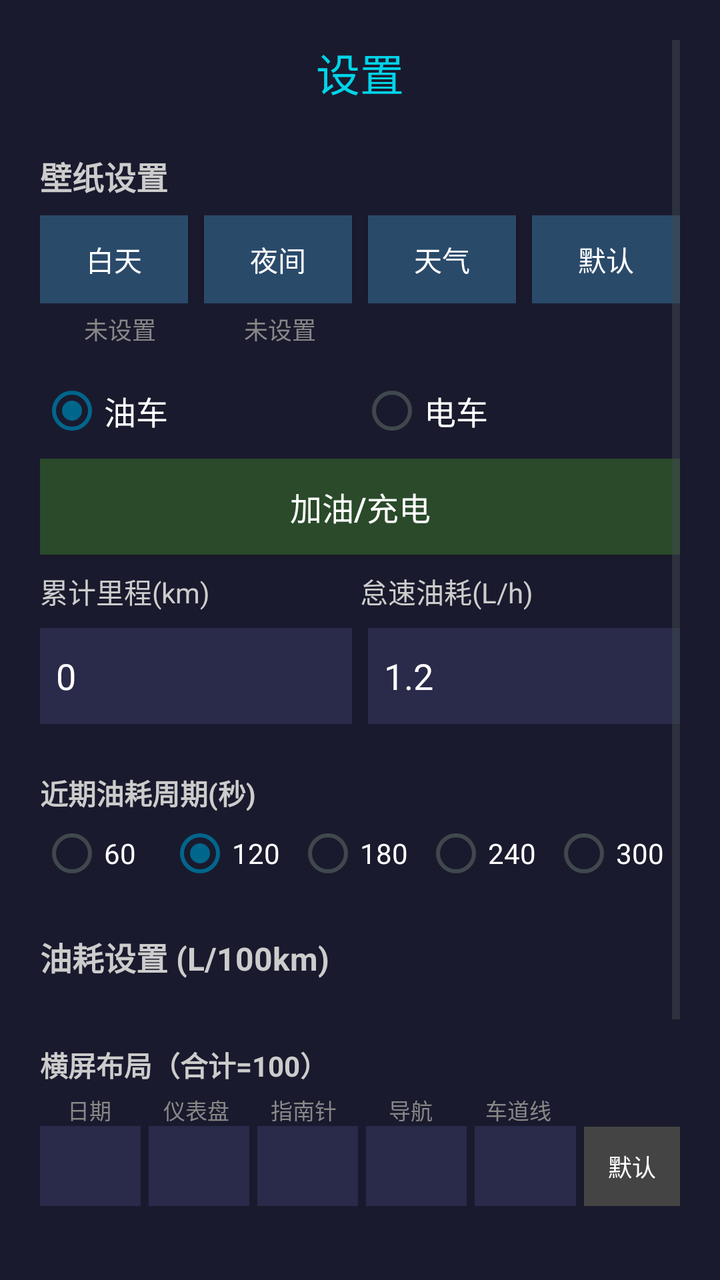
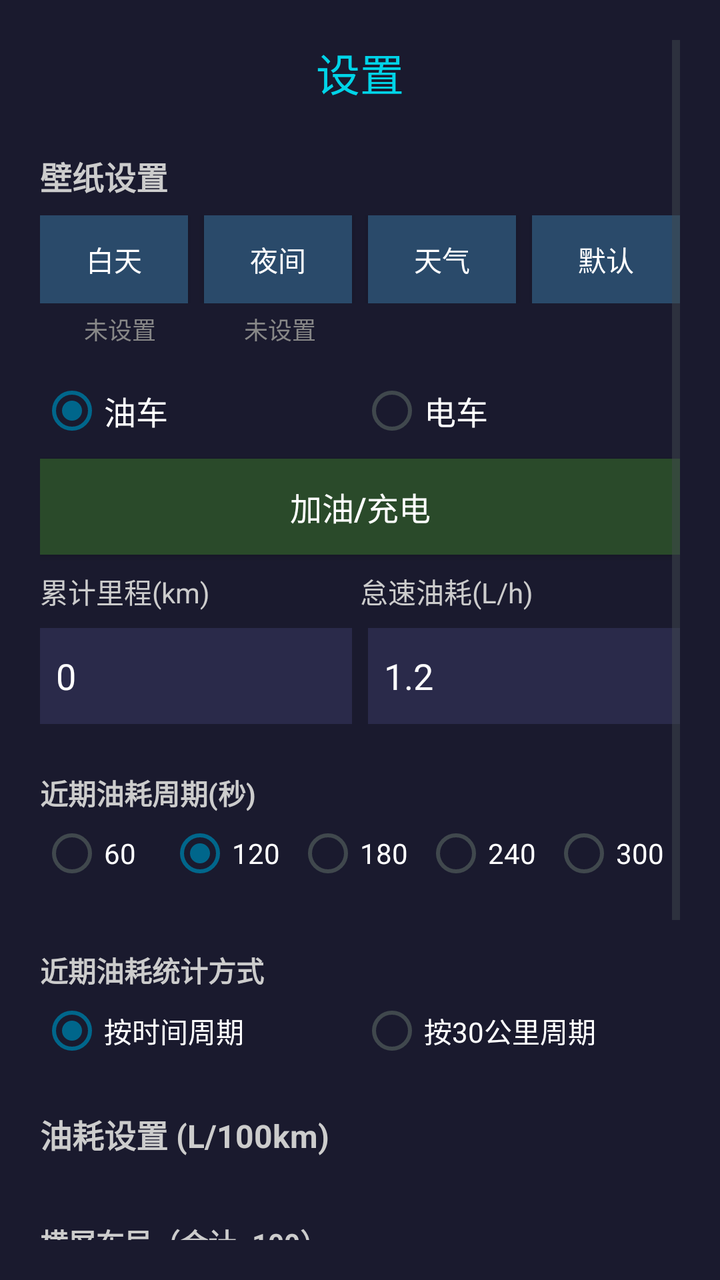

Two renders of the same Android screen: before a commit and after it. Below are the layout's source before the change and the commit's diff.
<!-- AndroidManifest.xml: application theme AppTheme -->
<!-- res/layout/activity_settings.xml -->
<?xml version="1.0" encoding="utf-8"?>
<ScrollView xmlns:android="http://schemas.android.com/apk/res/android"
    android:layout_width="match_parent"
    android:layout_height="match_parent"
    android:background="#FF1A1A2E"
    android:padding="20dp"
    android:focusable="true"
    android:focusableInTouchMode="true">

    <LinearLayout
        android:layout_width="match_parent"
        android:layout_height="wrap_content"
        android:orientation="vertical">

        
        <TextView
            android:layout_width="match_parent"
            android:layout_height="wrap_content"
            android:text="设置"
            android:textSize="22sp"
            android:textColor="#FF00D4E8"
            android:gravity="center"
            android:layout_marginBottom="24dp" />

        
        <TextView
            android:layout_width="match_parent"
            android:layout_height="wrap_content"
            android:text="壁纸设置"
            android:textSize="16sp"
            android:textStyle="bold"
            android:textColor="#FFCCCCCC"
            android:layout_marginBottom="8dp" />

        <LinearLayout
            android:layout_width="match_parent"
            android:layout_height="wrap_content"
            android:orientation="horizontal"
            android:layout_marginBottom="4dp">

            <Button
                android:id="@+id/btn_day_wallpaper"
                android:layout_width="0dp"
                android:layout_height="44dp"
                android:layout_weight="1"
                android:text="白天"
                android:textSize="14sp"
                android:textColor="#FFFFFFFF"
                android:background="#FF2A4A6A"
                android:layout_marginRight="4dp" />

            <Button
                android:id="@+id/btn_night_wallpaper"
                android:layout_width="0dp"
                android:layout_height="44dp"
                android:layout_weight="1"
                android:text="夜间"
                android:textSize="14sp"
                android:textColor="#FFFFFFFF"
                android:background="#FF2A4A6A"
                android:layout_marginLeft="4dp"
                android:layout_marginRight="4dp" />

            <Button
                android:id="@+id/btn_weather_animation"
                android:layout_width="0dp"
                android:layout_height="44dp"
                android:layout_weight="1"
                android:text="天气"
                android:textSize="14sp"
                android:textColor="#FFFFFFFF"
                android:background="#FF2A4A6A"
                android:layout_marginLeft="4dp"
                android:layout_marginRight="4dp" />

            <Button
                android:id="@+id/btn_default_wallpaper"
                android:layout_width="0dp"
                android:layout_height="44dp"
                android:layout_weight="1"
                android:text="默认"
                android:textSize="14sp"
                android:textColor="#FFFFFFFF"
                android:background="#FF2A4A6A"
                android:layout_marginLeft="4dp" />

        </LinearLayout>

        <LinearLayout
            android:layout_width="match_parent"
            android:layout_height="wrap_content"
            android:orientation="horizontal"
            android:layout_marginBottom="16dp">

            <TextView
                android:id="@+id/label_day_wallpaper_status"
                android:layout_width="0dp"
                android:layout_height="wrap_content"
                android:layout_weight="1"
                android:text="未设置"
                android:textSize="12sp"
                android:textColor="#FF888888"
                android:gravity="center_horizontal" />

            <TextView
                android:id="@+id/label_night_wallpaper_status"
                android:layout_width="0dp"
                android:layout_height="wrap_content"
                android:layout_weight="1"
                android:text="未设置"
                android:textSize="12sp"
                android:textColor="#FF888888"
                android:gravity="center_horizontal" />

            <TextView
                android:layout_width="0dp"
                android:layout_height="wrap_content"
                android:layout_weight="1"
                android:text=""
                android:textSize="12sp"
                android:gravity="center_horizontal" />

            <TextView
                android:layout_width="0dp"
                android:layout_height="wrap_content"
                android:layout_weight="1"
                android:text=""
                android:textSize="12sp"
                android:gravity="center_horizontal" />

        </LinearLayout>

        
        <RadioGroup
            android:id="@+id/vehicle_type_group"
            android:layout_width="match_parent"
            android:layout_height="wrap_content"
            android:orientation="horizontal"
            android:layout_marginBottom="8dp">

            <RadioButton
                android:id="@+id/radio_fuel"
                android:layout_width="0dp"
                android:layout_height="wrap_content"
                android:layout_weight="1"
                android:text="油车"
                android:textColor="#FFFFFFFF"
                android:textSize="16sp"
                android:checked="true" />

            <RadioButton
                android:id="@+id/radio_elec"
                android:layout_width="0dp"
                android:layout_height="wrap_content"
                android:layout_weight="1"
                android:text="电车"
                android:textColor="#FFFFFFFF"
                android:textSize="16sp" />

        </RadioGroup>

        
        <Button
            android:id="@+id/btn_refuel"
            android:layout_width="match_parent"
            android:layout_height="48dp"
            android:text="加油/充电"
            android:textSize="16sp"
            android:textColor="#FFFFFFFF"
            android:background="#FF2A4A2A"
            android:layout_marginBottom="8dp" />

        
        <LinearLayout
            android:id="@+id/refuel_section"
            android:layout_width="match_parent"
            android:layout_height="wrap_content"
            android:orientation="vertical"
            android:visibility="gone">

            <LinearLayout
                android:layout_width="match_parent"
                android:layout_height="wrap_content"
                android:orientation="horizontal"
                android:layout_marginBottom="8dp">

                <TextView
                    android:layout_width="0dp"
                    android:layout_height="wrap_content"
                    android:layout_weight="1"
                    android:text="油箱容量(L)"
                    android:textSize="14sp"
                    android:textColor="#FFCCCCCC" />

                <TextView
                    android:id="@+id/label_refuel_amount"
                    android:layout_width="0dp"
                    android:layout_height="wrap_content"
                    android:layout_weight="1"
                    android:text="加油量(L)"
                    android:textSize="14sp"
                    android:textColor="#FFCCCCCC" />

                <TextView
                    android:id="@+id/label_refuel_range"
                    android:layout_width="0dp"
                    android:layout_height="wrap_content"
                    android:layout_weight="1"
                    android:text="加油时续航(km)"
                    android:textSize="14sp"
                    android:textColor="#FFCCCCCC" />

            </LinearLayout>

            <LinearLayout
                android:layout_width="match_parent"
                android:layout_height="wrap_content"
                android:orientation="horizontal"
                android:layout_marginBottom="16dp">

                <EditText
                    android:id="@+id/edit_tank_capacity"
                    android:layout_width="0dp"
                    android:layout_height="48dp"
                    android:layout_weight="1"
                    android:inputType="numberDecimal"
                    android:textColor="#FFFFFFFF"
                    android:textSize="18sp"
                    android:background="#FF2A2A4A"
                    android:padding="8dp"
                    android:layout_marginRight="8dp"
                    android:hint="如62"
                    android:textColorHint="#FF666666" />

                <EditText
                    android:id="@+id/edit_refuel_amount"
                    android:layout_width="0dp"
                    android:layout_height="48dp"
                    android:layout_weight="1"
                    android:inputType="numberDecimal"
                    android:textColor="#FFFFFFFF"
                    android:textSize="18sp"
                    android:background="#FF2A2A4A"
                    android:padding="8dp"
                    android:layout_marginRight="8dp"
                    android:hint="加满油的升数"
                    android:textColorHint="#FF666666" />

                <EditText
                    android:id="@+id/edit_refuel_range"
                    android:layout_width="0dp"
                    android:layout_height="48dp"
                    android:layout_weight="1"
                    android:inputType="numberDecimal"
                    android:textColor="#FFFFFFFF"
                    android:textSize="18sp"
                    android:background="#FF2A2A4A"
                    android:padding="8dp"
                    android:hint="油表显示续航"
                    android:textColorHint="#FF666666" />

            </LinearLayout>

        </LinearLayout>

        
        <LinearLayout
            android:layout_width="match_parent"
            android:layout_height="wrap_content"
            android:orientation="horizontal"
            android:layout_marginBottom="8dp">

            <TextView
                android:layout_width="0dp"
                android:layout_height="wrap_content"
                android:layout_weight="1"
                android:text="累计里程(km)"
                android:textSize="14sp"
                android:textColor="#FFCCCCCC" />

            <TextView
                android:id="@+id/label_idle_rate"
                android:layout_width="0dp"
                android:layout_height="wrap_content"
                android:layout_weight="1"
                android:text="怠速油耗(L/h)"
                android:textSize="14sp"
                android:textColor="#FFCCCCCC" />

        </LinearLayout>

        <LinearLayout
            android:layout_width="match_parent"
            android:layout_height="wrap_content"
            android:orientation="horizontal"
            android:layout_marginBottom="24dp">

            <EditText
                android:id="@+id/edit_base_mileage"
                android:layout_width="0dp"
                android:layout_height="48dp"
                android:layout_weight="1"
                android:inputType="numberDecimal"
                android:text="0"
                android:textColor="#FFFFFFFF"
                android:textSize="18sp"
                android:background="#FF2A2A4A"
                android:padding="8dp"
                android:layout_marginRight="8dp"
                android:hint="0"
                android:textColorHint="#FF666666" />

            <EditText
                android:id="@+id/edit_idle_fuel_rate"
                android:layout_width="0dp"
                android:layout_height="48dp"
                android:layout_weight="1"
                android:inputType="numberDecimal"
                android:text="1.2"
                android:textColor="#FFFFFFFF"
                android:textSize="18sp"
                android:background="#FF2A2A4A"
                android:padding="8dp"
                android:hint="1.2"
                android:textColorHint="#FF666666" />

        </LinearLayout>

        
        <TextView
            android:layout_width="match_parent"
            android:layout_height="wrap_content"
            android:text="近期油耗周期(秒)"
            android:textSize="14sp"
            android:textStyle="bold"
            android:textColor="#FFCCCCCC"
            android:layout_marginBottom="4dp" />

        <RadioGroup
            android:id="@+id/recent_fuel_window_group"
            android:layout_width="match_parent"
            android:layout_height="wrap_content"
            android:orientation="horizontal"
            android:layout_marginBottom="24dp">

            <RadioButton
                android:id="@+id/radio_recent_60"
                android:layout_width="0dp"
                android:layout_height="wrap_content"
                android:layout_weight="1"
                android:text="60"
                android:textColor="#FFFFFFFF"
                android:textSize="14sp" />

            <RadioButton
                android:id="@+id/radio_recent_120"
                android:layout_width="0dp"
                android:layout_height="wrap_content"
                android:layout_weight="1"
                android:text="120"
                android:textColor="#FFFFFFFF"
                android:textSize="14sp"
                android:checked="true" />

            <RadioButton
                android:id="@+id/radio_recent_180"
                android:layout_width="0dp"
                android:layout_height="wrap_content"
                android:layout_weight="1"
                android:text="180"
                android:textColor="#FFFFFFFF"
                android:textSize="14sp" />

            <RadioButton
                android:id="@+id/radio_recent_240"
                android:layout_width="0dp"
                android:layout_height="wrap_content"
                android:layout_weight="1"
                android:text="240"
                android:textColor="#FFFFFFFF"
                android:textSize="14sp" />

            <RadioButton
                android:id="@+id/radio_recent_300"
                android:layout_width="0dp"
                android:layout_height="wrap_content"
                android:layout_weight="1"
                android:text="300"
                android:textColor="#FFFFFFFF"
                android:textSize="14sp" />

        </RadioGroup>

        
        <TextView
            android:id="@+id/label_energy_table"
            android:layout_width="match_parent"
            android:layout_height="wrap_content"
            android:text="油耗设置 (L/100km)"
            android:textSize="16sp"
            android:textStyle="bold"
            android:textColor="#FFCCCCCC"
            android:layout_marginBottom="8dp" />

        <LinearLayout
            android:id="@+id/fuel_table_container"
            android:layout_width="match_parent"
            android:layout_height="wrap_content"
            android:orientation="vertical" />

        
        <TextView
            android:layout_width="match_parent"
            android:layout_height="wrap_content"
            android:layout_marginTop="24dp"
            android:layout_marginBottom="4dp"
            android:text="横屏布局（合计=100）"
            android:textColor="#FFCCCCCC"
            android:textSize="14sp"
            android:textStyle="bold" />

        
        <LinearLayout
            android:layout_width="match_parent"
            android:layout_height="wrap_content"
            android:orientation="horizontal"
            android:layout_marginRight="56dp">

            <TextView android:layout_width="0dp" android:layout_height="wrap_content" android:layout_weight="1"
                android:text="日期" android:textColor="#FF888888" android:textSize="11sp" android:gravity="center" android:layout_marginRight="4dp" />
            <TextView android:layout_width="0dp" android:layout_height="wrap_content" android:layout_weight="1"
                android:text="仪表盘" android:textColor="#FF888888" android:textSize="11sp" android:gravity="center" android:layout_marginRight="4dp" />
            <TextView android:layout_width="0dp" android:layout_height="wrap_content" android:layout_weight="1"
                android:text="指南针" android:textColor="#FF888888" android:textSize="11sp" android:gravity="center" android:layout_marginRight="4dp" />
            <TextView android:layout_width="0dp" android:layout_height="wrap_content" android:layout_weight="1"
                android:text="导航" android:textColor="#FF888888" android:textSize="11sp" android:gravity="center" android:layout_marginRight="4dp" />
            <TextView android:layout_width="0dp" android:layout_height="wrap_content" android:layout_weight="1"
                android:text="车道线" android:textColor="#FF888888" android:textSize="11sp" android:gravity="center" />

        </LinearLayout>

        
        <LinearLayout
            android:layout_width="match_parent"
            android:layout_height="wrap_content"
            android:orientation="horizontal"
            android:layout_marginBottom="8dp">

            <EditText
                android:id="@+id/edit_layout_land_0"
                android:layout_width="0dp"
                android:layout_height="40dp"
                android:layout_weight="1"
                android:inputType="numberDecimal"
                android:textColor="#FFFFFFFF"
                android:textSize="14sp"
                android:background="#FF2A2A4A"
                android:padding="4dp"
                android:gravity="center"
                android:layout_marginRight="4dp" />

            <EditText
                android:id="@+id/edit_layout_land_1"
                android:layout_width="0dp"
                android:layout_height="40dp"
                android:layout_weight="1"
                android:inputType="numberDecimal"
                android:textColor="#FFFFFFFF"
                android:textSize="14sp"
                android:background="#FF2A2A4A"
                android:padding="4dp"
                android:gravity="center"
                android:layout_marginRight="4dp" />

            <EditText
                android:id="@+id/edit_layout_land_2"
                android:layout_width="0dp"
                android:layout_height="40dp"
                android:layout_weight="1"
                android:inputType="numberDecimal"
                android:textColor="#FFFFFFFF"
                android:textSize="14sp"
                android:background="#FF2A2A4A"
                android:padding="4dp"
                android:gravity="center"
                android:layout_marginRight="4dp" />

            <EditText
                android:id="@+id/edit_layout_land_3"
                android:layout_width="0dp"
                android:layout_height="40dp"
                android:layout_weight="1"
                android:inputType="numberDecimal"
                android:textColor="#FFFFFFFF"
                android:textSize="14sp"
                android:background="#FF2A2A4A"
                android:padding="4dp"
                android:gravity="center"
                android:layout_marginRight="4dp" />

            <EditText
                android:id="@+id/edit_layout_land_4"
                android:layout_width="0dp"
                android:layout_height="40dp"
                android:layout_weight="1"
                android:inputType="numberDecimal"
                android:textColor="#FFFFFFFF"
                android:textSize="14sp"
                android:background="#FF2A2A4A"
                android:padding="4dp"
                android:gravity="center"
                android:layout_marginRight="4dp" />

            <Button
                android:id="@+id/btn_layout_land_default"
                android:layout_width="wrap_content"
                android:layout_height="40dp"
                android:text="默认"
                android:textSize="12sp"
                android:textColor="#FFFFFFFF"
                android:background="#FF444444"
                android:minWidth="48dp"
                android:paddingStart="8dp"
                android:paddingEnd="8dp" />

        </LinearLayout>

        <TextView
            android:layout_width="match_parent"
            android:layout_height="wrap_content"
            android:layout_marginTop="8dp"
            android:layout_marginBottom="4dp"
            android:text="竖屏布局（合计=100）"
            android:textColor="#FFCCCCCC"
            android:textSize="14sp"
            android:textStyle="bold" />

        
        <LinearLayout
            android:layout_width="match_parent"
            android:layout_height="wrap_content"
            android:orientation="horizontal"
            android:layout_marginRight="56dp">

            <TextView android:layout_width="0dp" android:layout_height="wrap_content" android:layout_weight="1"
                android:text="日期" android:textColor="#FF888888" android:textSize="11sp" android:gravity="center" android:layout_marginRight="4dp" />
            <TextView android:layout_width="0dp" android:layout_height="wrap_content" android:layout_weight="1"
                android:text="仪表盘" android:textColor="#FF888888" android:textSize="11sp" android:gravity="center" android:layout_marginRight="4dp" />
            <TextView android:layout_width="0dp" android:layout_height="wrap_content" android:layout_weight="1"
                android:text="指南针" android:textColor="#FF888888" android:textSize="11sp" android:gravity="center" android:layout_marginRight="4dp" />
            <TextView android:layout_width="0dp" android:layout_height="wrap_content" android:layout_weight="1"
                android:text="导航" android:textColor="#FF888888" android:textSize="11sp" android:gravity="center" android:layout_marginRight="4dp" />
            <TextView android:layout_width="0dp" android:layout_height="wrap_content" android:layout_weight="1"
                android:text="车道线" android:textColor="#FF888888" android:textSize="11sp" android:gravity="center" />

        </LinearLayout>

        
        <LinearLayout
            android:layout_width="match_parent"
            android:layout_height="wrap_content"
            android:orientation="horizontal"
            android:layout_marginBottom="8dp">

            <EditText
                android:id="@+id/edit_layout_port_0"
                android:layout_width="0dp"
                android:layout_height="40dp"
                android:layout_weight="1"
                android:inputType="numberDecimal"
                android:textColor="#FFFFFFFF"
                android:textSize="14sp"
                android:background="#FF2A2A4A"
                android:padding="4dp"
                android:gravity="center"
                android:layout_marginRight="4dp" />

            <EditText
                android:id="@+id/edit_layout_port_1"
                android:layout_width="0dp"
                android:layout_height="40dp"
                android:layout_weight="1"
                android:inputType="numberDecimal"
                android:textColor="#FFFFFFFF"
                android:textSize="14sp"
                android:background="#FF2A2A4A"
                android:padding="4dp"
                android:gravity="center"
                android:layout_marginRight="4dp" />

            <EditText
                android:id="@+id/edit_layout_port_2"
                android:layout_width="0dp"
                android:layout_height="40dp"
                android:layout_weight="1"
                android:inputType="numberDecimal"
                android:textColor="#FFFFFFFF"
                android:textSize="14sp"
                android:background="#FF2A2A4A"
                android:padding="4dp"
                android:gravity="center"
                android:layout_marginRight="4dp" />

            <EditText
                android:id="@+id/edit_layout_port_3"
                android:layout_width="0dp"
                android:layout_height="40dp"
                android:layout_weight="1"
                android:inputType="numberDecimal"
                android:textColor="#FFFFFFFF"
                android:textSize="14sp"
                android:background="#FF2A2A4A"
                android:padding="4dp"
                android:gravity="center"
                android:layout_marginRight="4dp" />

            <EditText
                android:id="@+id/edit_layout_port_4"
                android:layout_width="0dp"
                android:layout_height="40dp"
                android:layout_weight="1"
                android:inputType="numberDecimal"
                android:textColor="#FFFFFFFF"
                android:textSize="14sp"
                android:background="#FF2A2A4A"
                android:padding="4dp"
                android:gravity="center"
                android:layout_marginRight="4dp" />

            <Button
                android:id="@+id/btn_layout_port_default"
                android:layout_width="wrap_content"
                android:layout_height="40dp"
                android:text="默认"
                android:textSize="12sp"
                android:textColor="#FFFFFFFF"
                android:background="#FF444444"
                android:minWidth="48dp"
                android:paddingStart="8dp"
                android:paddingEnd="8dp" />

        </LinearLayout>

        
        <LinearLayout
            android:layout_width="match_parent"
            android:layout_height="wrap_content"
            android:orientation="horizontal"
            android:layout_marginTop="24dp">

            <Button
                android:id="@+id/btn_check_update"
                android:layout_width="0dp"
                android:layout_height="52dp"
                android:layout_weight="1"
                android:text="检查更新"
                android:textSize="14sp"
                android:textColor="#FFFFFFFF"
                android:background="#FF2A4A6A"
                android:layout_marginRight="8dp" />

            <Button
                android:id="@+id/btn_cancel"
                android:layout_width="0dp"
                android:layout_height="52dp"
                android:layout_weight="1"
                android:text="取消"
                android:textSize="16sp"
                android:textColor="#FFFFFFFF"
                android:background="#FF444444"
                android:layout_marginRight="8dp" />

            <Button
                android:id="@+id/btn_save"
                android:layout_width="0dp"
                android:layout_height="52dp"
                android:layout_weight="1"
                android:text="保存"
                android:textSize="16sp"
                android:textColor="#FFFFFFFF"
                android:background="#FF00B8D4"
                android:layout_marginRight="8dp" />

            <Button
                android:id="@+id/btn_help"
                android:layout_width="0dp"
                android:layout_height="52dp"
                android:layout_weight="1"
                android:text="帮助"
                android:textSize="16sp"
                android:textColor="#FFFFFFFF"
                android:background="#FF00B8D4" />

        </LinearLayout>

    </LinearLayout>
</ScrollView>
<!-- resources referenced by this layout -->
<resources>
  <style name="AppTheme" parent="@android:style/Theme.DeviceDefault.Light.NoActionBar">
          <item name="android:windowContentOverlay">@null</item>
      </style>
</resources>

<!-- the commit's change to res/layout/activity_settings.xml (unified diff, before → after) -->
@@ -328,6 +328,7 @@
 
         
         <TextView
+            android:id="@+id/label_recent_fuel_window"
             android:layout_width="match_parent"
             android:layout_height="wrap_content"
             android:text="近期油耗周期(秒)"
@@ -386,6 +387,45 @@
                 android:layout_height="wrap_content"
                 android:layout_weight="1"
                 android:text="300"
+                android:textColor="#FFFFFFFF"
+                android:textSize="14sp" />
+
+        </RadioGroup>
+
+        
+        <TextView
+            android:layout_width="match_parent"
+            android:layout_height="wrap_content"
+            android:text="近期油耗统计方式"
+            android:textSize="14sp"
+            android:textStyle="bold"
+            android:textColor="#FFCCCCCC"
+            android:layout_marginTop="8dp"
+            android:layout_marginBottom="4dp" />
+
+        <RadioGroup
+            android:id="@+id/recent_fuel_mode_group"
+            android:layout_width="match_parent"
+            android:layout_height="wrap_content"
+            android:orientation="horizontal"
+            android:layout_marginBottom="24dp">
+
+            <RadioButton
+                android:id="@+id/radio_mode_time"
+                android:layout_width="0dp"
+                android:layout_height="wrap_content"
+                android:layout_weight="1"
+                android:text="按时间周期"
+                android:textColor="#FFFFFFFF"
+                android:textSize="14sp"
+                android:checked="true" />
+
+            <RadioButton
+                android:id="@+id/radio_mode_distance"
+                android:layout_width="0dp"
+                android:layout_height="wrap_content"
+                android:layout_weight="1"
+                android:text="按30公里周期"
                 android:textColor="#FFFFFFFF"
                 android:textSize="14sp" />
 
